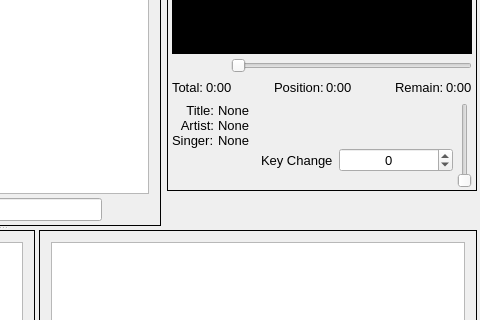
OpenKJ/OpenKJ, file KaraokeHost/mainwindow.ui: the form before one commit; both pictures show x 484 to 964 and y 190 to 510 of the 964 by 698 pixel window.
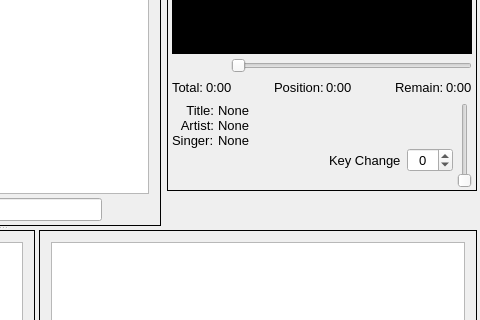
The form after the commit. Icons and pictures are not drawn. Custom widgets are drawn as their Qt base class.

Commit message: Fixing sizing on the key change spinbox

Patch:
```diff
--- a/KaraokeHost/mainwindow.ui
+++ b/KaraokeHost/mainwindow.ui
@@ -1268,6 +1268,19 @@
                    </item>
                    <item>
                     <layout class="QHBoxLayout" name="horizontalLayout_6">
+                     <item>
+                      <spacer name="horizontalSpacer_3">
+                       <property name="orientation">
+                        <enum>Qt::Horizontal</enum>
+                       </property>
+                       <property name="sizeHint" stdset="0">
+                        <size>
+                         <width>40</width>
+                         <height>20</height>
+                        </size>
+                       </property>
+                      </spacer>
+                     </item>
                      <item alignment="Qt::AlignRight">
                       <widget class="QLabel" name="lblKey">
                        <property name="text">
```
Left out of the diff: 2 changed lines with no effect on the pictures.
